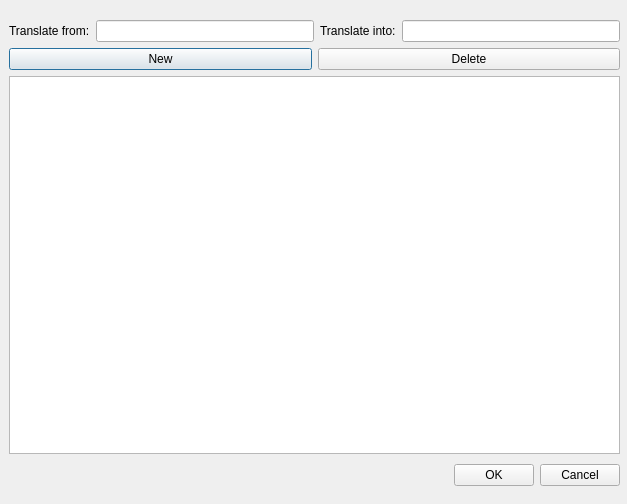
Before: the Qt Designer form GlossaryDialog.ui in wlssirius/ChaosTranslate, drawn with Qt 5.
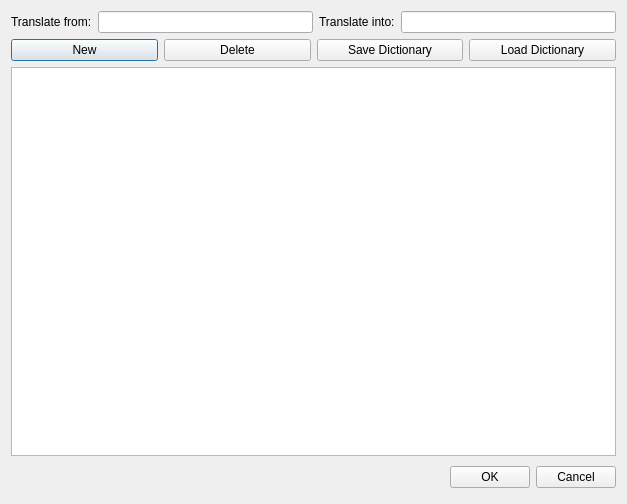
After: the same form once the commit is applied.

The edit to the form file:
```diff
--- a/GlossaryDialog.ui
+++ b/GlossaryDialog.ui
@@ -13,15 +13,6 @@
   <property name="windowTitle">
    <string>Glossary</string>
   </property>
-  <widget class="QWidget" name="">
-   <property name="geometry">
-    <rect>
-     <x>9</x>
-     <y>20</y>
-     <width>611</width>
-     <height>471</height>
-    </rect>
-   </property>
    <layout class="QVBoxLayout" name="verticalLayout">
     <item>
      <layout class="QHBoxLayout" name="horizontalLayout_2">
@@ -71,6 +62,20 @@
         </property>
        </widget>
       </item>
+     <item>
+      <widget class="QPushButton" name="saveButton">
+       <property name="text">
+        <string>Save Dictionary</string>
+       </property>
+      </widget>
+     </item>
+     <item>
+      <widget class="QPushButton" name="pushButton_4">
+       <property name="text">
+        <string>Load Dictionary</string>
+       </property>
+      </widget>
+     </item>
      </layout>
     </item>
     <item>
@@ -123,7 +128,6 @@
      </layout>
     </item>
    </layout>
-  </widget>
  </widget>
  <resources/>
  <connections>
```
Left out of the diff: 4 changed lines with no effect on the pictures. Lines whose indentation alone changed are shown as unchanged.
